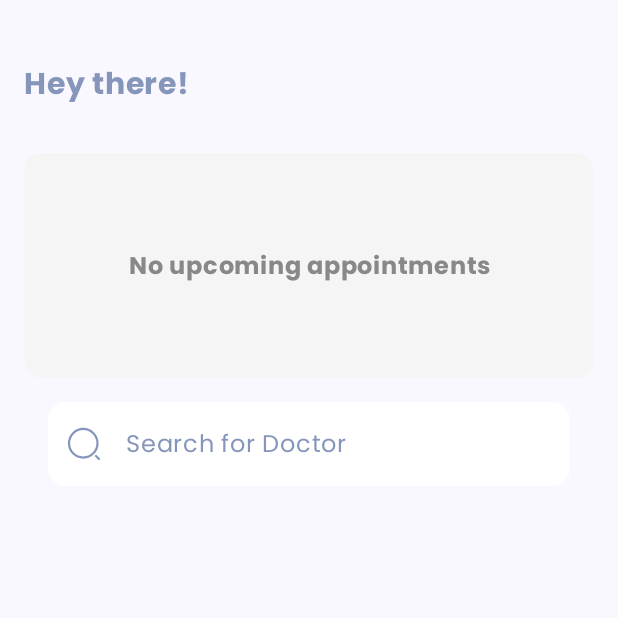
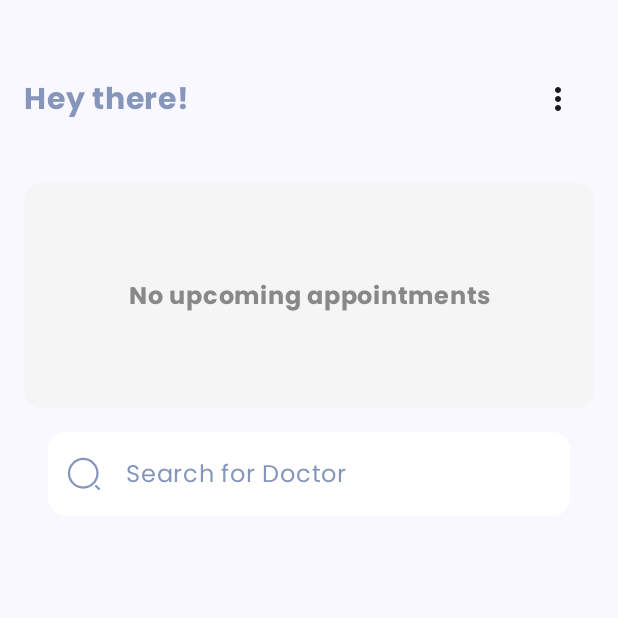
Before and after one commit to josefchann/MDP_20399316, an Android app built with Jetpack Compose: the composable HomeScreen shown on its own in the app's theme, on a phone screen of 412 x 824 dp, the top half of it. Run offline under Robolectric (Android 15) with nearby library versions, the light colour scheme and no system bars; our stand-ins replace Firebase (no records; nobody signed in at launch, a user with empty details on screens opened directly).

Commit message:
added: signout function

```diff
--- a/app/src/main/java/com/haw/mobiledeviceprogramming/navigation/screen/BottomNavItemScreen.kt
+++ b/app/src/main/java/com/haw/mobiledeviceprogramming/navigation/screen/BottomNavItemScreen.kt
@@ -33,5 +33,4 @@ sealed class BottomNavItemScreen(val route: String, val icon: Int, val title: St
         icon = R.drawable.ic_bottom_profile,
         title = "Doctor Details"
     )
-
 }
--- a/app/src/main/java/com/haw/mobiledeviceprogramming/presentation/screen/HomeScreen.kt
+++ b/app/src/main/java/com/haw/mobiledeviceprogramming/presentation/screen/HomeScreen.kt
@@ -2,14 +2,12 @@ package com.haw.mobiledeviceprogramming.presentation.screen
 
 import com.haw.mobiledeviceprogramming.presentation.components.DoctorDetailsScreen
 import DoctorViewModel
-import android.util.Log
 import androidx.compose.foundation.Image
 import androidx.compose.foundation.layout.Arrangement
 import androidx.compose.foundation.layout.Box
 import androidx.compose.foundation.layout.Column
 import androidx.compose.foundation.layout.Row
 import androidx.compose.foundation.layout.Spacer
-import androidx.compose.foundation.layout.fillMaxSize
 import androidx.compose.foundation.layout.fillMaxWidth
 import androidx.compose.foundation.layout.height
 import androidx.compose.foundation.layout.padding
@@ -19,9 +17,13 @@ import androidx.compose.foundation.lazy.LazyColumn
 import androidx.compose.foundation.lazy.items
 import androidx.compose.foundation.shape.RoundedCornerShape
 import androidx.compose.material.icons.Icons
-import androidx.compose.material.icons.filled.KeyboardArrowRight
+import androidx.compose.material.icons.filled.MoreVert
 import androidx.compose.material3.CircularProgressIndicator
 import androidx.compose.material3.Divider
+import androidx.compose.material3.DropdownMenu
+import androidx.compose.material3.DropdownMenuItem
+import androidx.compose.material3.Icon
+import androidx.compose.material3.IconButton
 import androidx.compose.material3.MaterialTheme
 import androidx.compose.material3.Surface
 import androidx.compose.material3.Text
@@ -57,6 +59,7 @@ import androidx.navigation.NavType
 import androidx.navigation.compose.NavHost
 import androidx.navigation.compose.composable
 import androidx.navigation.navArgument
+import com.haw.mobiledeviceprogramming.LoginScreen
 import com.haw.mobiledeviceprogramming.presentation.viewmodel.UserViewModel
 
 @Composable
@@ -71,21 +74,29 @@ fun HomeScreen(
     ) {
         Column {
             HeaderContent(
-                userViewModel = userViewModel
+                userViewModel = userViewModel,
+                onSignOut = {
+                    // Handle sign-out logic
+                    userViewModel.signOut() // Call your ViewModel's sign-out method
+                    navController.navigate("login") { // Navigate to login screen
+                        popUpTo(0) // Clear backstack
+                    }
+                }
             )
 
             Spacer(modifier = Modifier.height(32.dp))
 
             ScheduleContent()
 
-            SearchableDoctorList(navController = navController, viewModel = viewModel)
+            DoctorList(navController = navController, viewModel = viewModel)
         }
     }
 }
 
 @Composable
-fun HomeScreenWithNavigation() {
+fun HomeScreenNavigation() {
     val navController = rememberNavController()
+    val userViewModel = UserViewModel()
 
     NavHost(
         navController = navController, startDestination = "doctor_list"
@@ -94,6 +105,13 @@ fun HomeScreenWithNavigation() {
         composable("doctor_list") {
             // Use the same UserViewModel instance here
             HomeScreen(navController = navController)
+        }
+
+        composable("login") {
+            LoginScreen(
+                navController = navController,
+                userViewModel = userViewModel
+            )
         }
 
         // Details Screen
@@ -109,16 +127,16 @@ fun HomeScreenWithNavigation() {
 
 @Composable
 private fun HeaderContent(
-    modifier: Modifier = Modifier, userViewModel: UserViewModel
+    modifier: Modifier = Modifier,
+    userViewModel: UserViewModel,
+    onSignOut: () -> Unit // Callback to handle sign-out action
 ) {
-    val user = userViewModel.user
-
-    // Debugging Log to check if the user data is being updated
-    Log.d("HeaderContent", "User Data: ${user.name}, ${user.profilePictureUrl}")
+//    val user = userViewModel.user
+    var isMenuExpanded by remember { mutableStateOf(false) }
 
     Row(
         modifier = modifier.fillMaxWidth(),
-        horizontalArrangement = Arrangement.spacedBy(16.dp),
+        horizontalArrangement = Arrangement.SpaceBetween,
         verticalAlignment = Alignment.CenterVertically
     ) {
         Column {
@@ -129,7 +147,38 @@ private fun HeaderContent(
                 fontSize = 20.sp,
                 color = PurpleGrey
             )
+        }
 
+        // Three-dot menu button
+        Box(
+            modifier = Modifier.align(Alignment.CenterVertically)
+        ) {
+            IconButton(onClick = { isMenuExpanded = !isMenuExpanded }) {
+                Icon(
+                    imageVector = Icons.Default.MoreVert,
+                    contentDescription = "Menu Icon"
+                )
+            }
+
+            DropdownMenu(
+                expanded = isMenuExpanded,
+                onDismissRequest = { isMenuExpanded = false },
+                modifier = Modifier.align(Alignment.TopEnd)
+            ) {
+                DropdownMenuItem(
+                    text = {
+                        Text(
+                            text = "Sign Out",
+                            fontFamily = poppinsFontFamily,
+                            fontWeight = FontWeight.SemiBold
+                        )
+                    },
+                    onClick = {
+                        isMenuExpanded = false
+                        onSignOut()
+                    }
+                )
+            }
         }
     }
 }
@@ -139,7 +188,6 @@ private fun ScheduleContent(
     modifier: Modifier = Modifier,
     viewModel: DoctorViewModel = viewModel(),
 ) {
-    val doctors by viewModel.doctors.collectAsState()
     val appointments by viewModel.appointments.collectAsState()
 
     // Trigger fetching of doctors and appointments
@@ -274,7 +322,7 @@ private fun ScheduleContent(
 
 
 @Composable
-fun SearchableDoctorList(
+fun DoctorList(
     navController: NavController, viewModel: DoctorViewModel = viewModel()
 ) {
     var searchQuery by remember { mutableStateOf("") }
--- a/app/src/main/java/com/haw/mobiledeviceprogramming/presentation/utils/Navigation.kt
+++ b/app/src/main/java/com/haw/mobiledeviceprogramming/presentation/utils/Navigation.kt
@@ -6,7 +6,7 @@ import androidx.navigation.NavHostController
 import androidx.navigation.compose.NavHost
 import androidx.navigation.compose.composable
 import com.haw.mobiledeviceprogramming.navigation.screen.BottomNavItemScreen
-import com.haw.mobiledeviceprogramming.presentation.screen.HomeScreenWithNavigation
+import com.haw.mobiledeviceprogramming.presentation.screen.HomeScreenNavigation
 import com.haw.mobiledeviceprogramming.presentation.screen.ScheduleScreen
 import com.haw.mobiledeviceprogramming.presentation.screen.MedicineScreen
 import com.haw.mobiledeviceprogramming.presentation.screen.ProfileScreen
@@ -23,7 +23,7 @@ fun Navigation(
         startDestination = startDestination
     ) {
         composable(route = BottomNavItemScreen.Home.route) {
-            HomeScreenWithNavigation()
+            HomeScreenNavigation()
         }
         composable(route = BottomNavItemScreen.Schedule.route) {
             ScheduleScreen()
--- a/app/src/main/java/com/haw/mobiledeviceprogramming/presentation/viewmodel/UserViewModel.kt
+++ b/app/src/main/java/com/haw/mobiledeviceprogramming/presentation/viewmodel/UserViewModel.kt
@@ -19,4 +19,9 @@ class UserViewModel : ViewModel() {
         Log.d("UserViewModel", "Updated user: $user")
     }
 
+    fun signOut() {
+        Log.d("UserViewModel", "Signing out user: ${user.name}")
+        user = User() // Reset to default User values
+        Log.d("UserViewModel", "User signed out. Current user: $user")
+    }
 }
```
